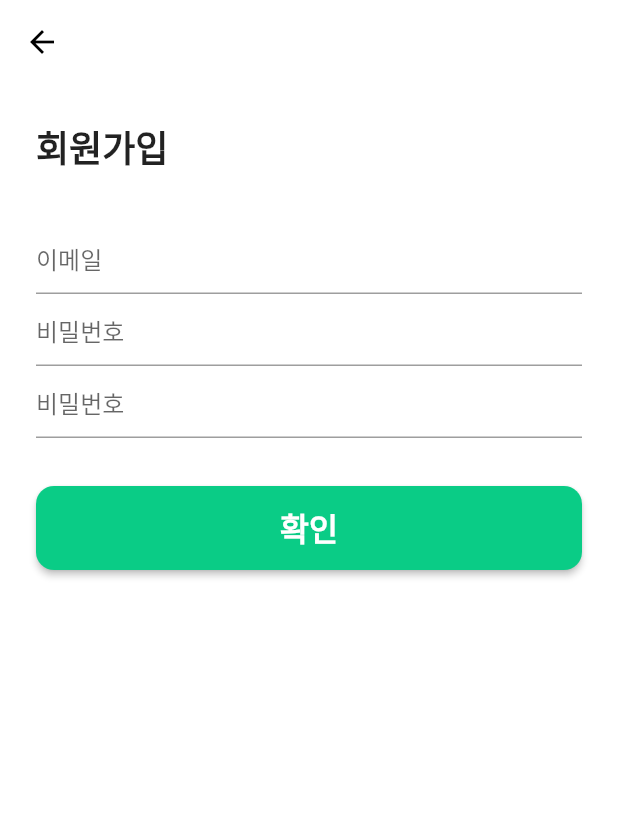
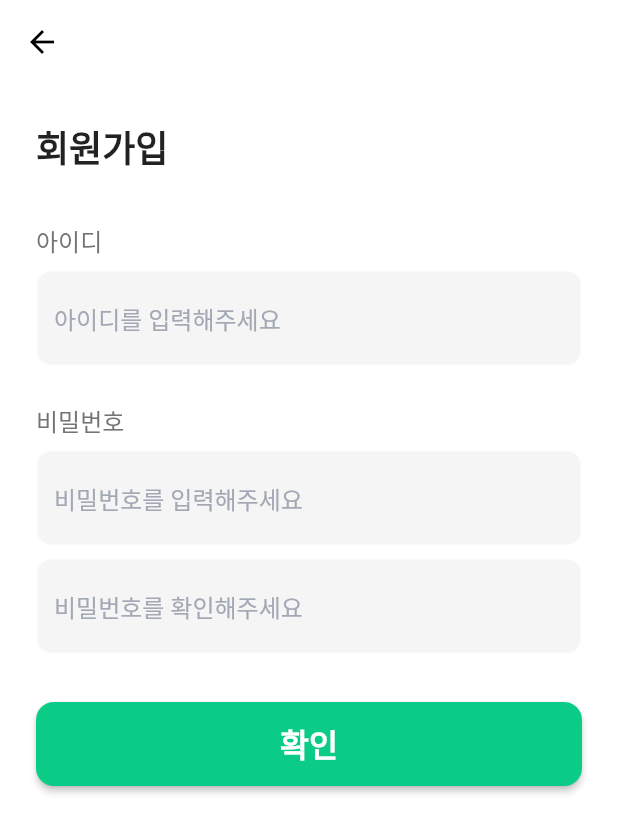
Before and after one commit to okskmk2/fill-my-heart, a Flutter app: the screen it shows after launch, after a tap on "회원가입", on a phone screen of 412 x 824 dp. Shown: the top 833 px of the screen. Run offline on Flutter 3.47's test engine with Material 2 defaults, Android fonts, the phone set to English and light mode, and no system bars; our stand-ins replace firebase_auth, firebase_core, firebase_storage, flutter_svg; accounts and stored records are empty; Roboto replaces fonts that are missing (SpoqaHanSansNeo).

Commit message:
input데코레이션 테마 적용

```diff
--- a/lib/main.dart
+++ b/lib/main.dart
@@ -33,14 +33,30 @@ class MyApp extends StatelessWidget {
             elevatedButtonTheme: ElevatedButtonThemeData(
               style: ButtonStyle(
                 textStyle: MaterialStateProperty.all(
-                        TextStyle(fontWeight: FontWeight.bold)),
+                    TextStyle(fontWeight: FontWeight.bold, fontSize: 18)),
                 backgroundColor: MaterialStateProperty.all(
                   Color(0xff0ACC86),
                 ),
                 shape: MaterialStateProperty.all(RoundedRectangleBorder(
                     borderRadius: BorderRadius.circular(12))),
                 minimumSize:
-                        MaterialStateProperty.all(Size(double.infinity, 56)))),
+                    MaterialStateProperty.all(Size(double.infinity, 56)),
+              ),
+            ),
+            inputDecorationTheme: InputDecorationTheme(
+              enabledBorder: OutlineInputBorder(
+                  borderSide: BorderSide(
+                    color: Colors.white,
+                  ),
+                  borderRadius: BorderRadius.all(Radius.circular(10.0))),
+              focusedBorder: OutlineInputBorder(
+                  borderSide: BorderSide(
+                    color: Colors.white,
+                  ),
+                  borderRadius: BorderRadius.all(Radius.circular(10.0))),
+              filled: true,
+              hintStyle: TextStyle(color: Color(0xffA3A9B4)),
+            ),
             appBarTheme: AppBarTheme(
                 elevation: 0,
                 color: Colors.white,
--- a/lib/pages/signup_page.dart
+++ b/lib/pages/signup_page.dart
@@ -1,7 +1,5 @@
 import 'package:flutter/material.dart';
 import 'package:provider/provider.dart';
-import 'package:thank_tree/layout/main_screen.dart';
-import 'package:thank_tree/pages/home_page.dart';
 import 'package:thank_tree/services/auth_service.dart';
 
 /// 로그인 페이지
@@ -35,24 +33,57 @@ class _SignUpPageState extends State<SignUpPage> {
                   style: TextStyle(fontSize: 24, fontWeight: FontWeight.bold),
                 ),
                 SizedBox(height: 32),
+                Padding(
+                  padding: const EdgeInsets.only(bottom: 8),
+                  child: Text(
+                    '아이디',
+                    style: TextStyle(
+                      color: Color(0xff747474),
+                      fontSize: 16,
+                      fontWeight: FontWeight.w500,
+                    ),
+                  ),
+                ),
 
                 /// 이메일
                 TextField(
                   controller: emailController,
-                  decoration: InputDecoration(hintText: "이메일"),
+                  decoration: InputDecoration(
+                    hintText: "아이디를 입력해주세요",
+                  ),
+                ),
+                SizedBox(
+                  height: 24,
+                ),
+                Padding(
+                  padding: const EdgeInsets.only(bottom: 8),
+                  child: Text(
+                    '비밀번호',
+                    style: TextStyle(
+                      color: Color(0xff747474),
+                      fontSize: 16,
+                      fontWeight: FontWeight.w500,
+                    ),
+                  ),
                 ),
 
                 /// 비밀번호
                 TextField(
                   controller: passwordController,
                   obscureText: true, // 비밀번호 안보이게
-                  decoration: InputDecoration(hintText: "비밀번호"),
+                  decoration: InputDecoration(
+                    hintText: "비밀번호를 입력해주세요",
+                  ),
                 ),
-
+                SizedBox(
+                  height: 8,
+                ),
                 TextField(
                   controller: passwordConfirmController,
                   obscureText: true, // 비밀번호 안보이게
-                  decoration: InputDecoration(hintText: "비밀번호"),
+                  decoration: InputDecoration(
+                    hintText: "비밀번호를 확인해주세요",
+                  ),
                 ),
                 SizedBox(height: 32),
 
--- a/lib/pages/start_page.dart
+++ b/lib/pages/start_page.dart
@@ -1,6 +1,4 @@
 import 'package:flutter/material.dart';
-import 'package:flutter/src/foundation/key.dart';
-import 'package:flutter/src/widgets/framework.dart';
 import 'package:thank_tree/pages/login_page.dart';
 import 'package:thank_tree/pages/signup_page.dart';
 
@@ -14,7 +12,7 @@ class StartPage extends StatelessWidget {
       body: SafeArea(
         child: Padding(
           padding:
-              const EdgeInsets.only(top: 100, right: 20, left: 20, bottom: 30),
+              const EdgeInsets.only(top: 100, right: 20, left: 20, bottom: 40),
           child: Column(
             crossAxisAlignment: CrossAxisAlignment.stretch,
             mainAxisAlignment: MainAxisAlignment.spaceBetween,
```
Also changed, not shown: lib/pages/login_page.dart (+36 -15 lines). Lines whose indentation alone changed are shown as unchanged.
